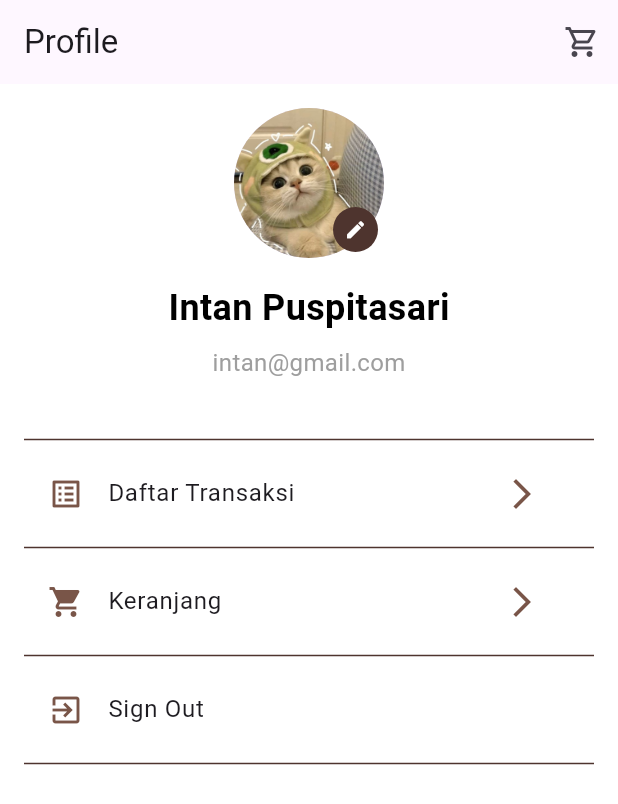
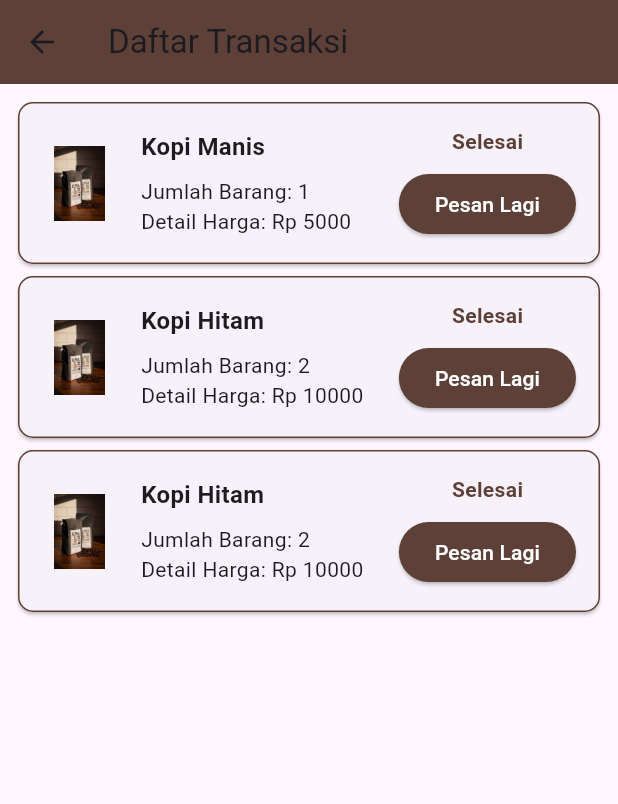
Before and after one commit to Semester4Project/kojukMobile, a Flutter app: the Profile screen opened directly, after a tap on "Daftar Transaksi", on a phone screen of 412 x 824 dp. Shown: the top 804 px of the screen. Run offline on Flutter 3.47's test engine with Material 3 defaults, Android fonts, the light colour scheme and no system bars.

Commit message:
add daftar produksi

```diff
--- a/lib/main.dart
+++ b/lib/main.dart
@@ -4,8 +4,9 @@ import 'package:kojuk_mobile/home.dart';
 import 'package:kojuk_mobile/pages/keranjang.dart';
 import 'pages/login_page.dart';
 import 'pages/register_page.dart';
-import 'models/cart_model.dart'; // Import file yang berisi definisi CartModel
+import 'models/cart_model.dart';
 import 'pages/checkout_page.dart';
+import 'package:kojuk_mobile/pages/daftar_transaksi.dart';
 
 void main() {
   runApp(MyApp());
@@ -30,6 +31,7 @@ class MyApp extends StatelessWidget {
           '/home':(context) => Home(),
           '/keranjang':(context) => Keranjang(),
           '/checkout': (context) => CheckoutPage(),
+          '/daftar_transaksi':(context) => DaftarTransaksi(),
         },
         onGenerateRoute: (settings) {
           return MaterialPageRoute(
--- /dev/null
+++ b/lib/pages/daftar_transaksi.dart
@@ -0,0 +1,124 @@
+import 'package:flutter/material.dart';
+
+class DaftarTransaksi extends StatelessWidget {
+  @override
+  Widget build(BuildContext context) {
+    return Scaffold(
+      appBar: AppBar(
+        title: Text('Daftar Transaksi'),
+        backgroundColor: Colors.brown[700],
+      ),
+      body: Padding(
+        padding: const EdgeInsets.all(8.0),
+        child: Column(
+          children: [
+            Expanded(
+              child: ListView(
+                children: [
+                  TransactionCard(
+                    title: 'Kopi Manis',
+                    quantity: 1,
+                    price: 5000,
+                    imageUrl: "assets/images/coffe2.jpg",
+                  ),
+                  TransactionCard(
+                    title: 'Kopi Hitam',
+                    quantity: 2,
+                    price: 10000,
+                    imageUrl: "assets/images/coffe2.jpg",
+                  ),
+                  TransactionCard(
+                    title: 'Kopi Hitam',
+                    quantity: 2,
+                    price: 10000,
+                    imageUrl: "assets/images/coffe2.jpg",
+                  ),
+                  // Add more TransactionCard widgets here if needed
+                ],
+              ),
+            ),
+          ],
+        ),
+      ),
+    );
+  }
+}
+
+class TransactionCard extends StatelessWidget {
+  final String title;
+  final int quantity;
+  final int price;
+  final String imageUrl;
+
+  TransactionCard({
+    required this.title,
+    required this.quantity,
+    required this.price,
+    required this.imageUrl,
+  });
+
+  @override
+  Widget build(BuildContext context) {
+    return Card(
+      shape: RoundedRectangleBorder(
+        borderRadius: BorderRadius.circular(10),
+        side: BorderSide(color: Colors.brown[700]!),
+      ),
+      child: Padding(
+        padding: const EdgeInsets.all(16.0),
+        child: Row(
+          children: [
+            Image.asset(
+              imageUrl,
+              width: 50,
+              height: 50,
+            ),
+            SizedBox(width: 16),
+            Expanded(
+              child: Column(
+                crossAxisAlignment: CrossAxisAlignment.start,
+                children: [
+                  Text(
+                    title,
+                    style: TextStyle(
+                      fontSize: 16,
+                      fontWeight: FontWeight.bold,
+                    ),
+                  ),
+                  SizedBox(height: 8),
+                  Text('Jumlah Barang: $quantity'),
+                  Text('Detail Harga: Rp $price'),
+                ],
+              ),
+            ),
+            Column(
+              children: [
+                Text(
+                  'Selesai',
+                  style: TextStyle(
+                    color: Colors.brown[700],
+                    fontWeight: FontWeight.bold,
+                  ),
+                ),
+                SizedBox(height: 8),
+                ElevatedButton(
+                  onPressed: () {},
+                  style: ElevatedButton.styleFrom(
+                    backgroundColor: Colors.brown[700],
+                    shape: RoundedRectangleBorder(
+                      borderRadius: BorderRadius.circular(20),
+                    ),
+                  ),
+                  child: Text('Pesan Lagi',
+                  style: TextStyle(
+                    color: Colors.white
+                  ),),
+                ),
+              ],
+            ),
+          ],
+        ),
+      ),
+    );
+  }
+}
--- a/lib/pages/profile.dart
+++ b/lib/pages/profile.dart
@@ -1,4 +1,6 @@
 import 'package:flutter/material.dart';
+import 'package:kojuk_mobile/pages/keranjang.dart';
+import 'package:kojuk_mobile/pages/daftar_transaksi.dart';
 
 class Profile extends StatefulWidget {
   @override
@@ -73,7 +75,12 @@ class _ProfileState extends State<Profile> {
                 leading: const Icon(Icons.list_alt, color: Colors.brown),
                 title: const Text('Daftar Transaksi'),
                 onTap: () {
-                  // Navigate to transaction list
+                  Navigator.push(
+                      context,
+                      MaterialPageRoute(
+                        builder: (context) => DaftarTransaksi(),
+                      ),
+                    );
                 },
                 trailing: IconButton(
                   icon: Icon(Icons.arrow_forward_ios, color: Colors.brown),
@@ -87,7 +94,12 @@ class _ProfileState extends State<Profile> {
                 leading: const Icon(Icons.shopping_cart, color: Colors.brown),
                 title: const Text('Keranjang'),
                 onTap: () {
-                  // Navigate to shopping cart
+                 Navigator.push(
+                      context,
+                      MaterialPageRoute(
+                        builder: (context) => Keranjang(),
+                      ),
+                    ); // Navigate to shopping cart
                 },
                 trailing: IconButton(
                   icon: Icon(Icons.arrow_forward_ios, color: Colors.brown),
```
